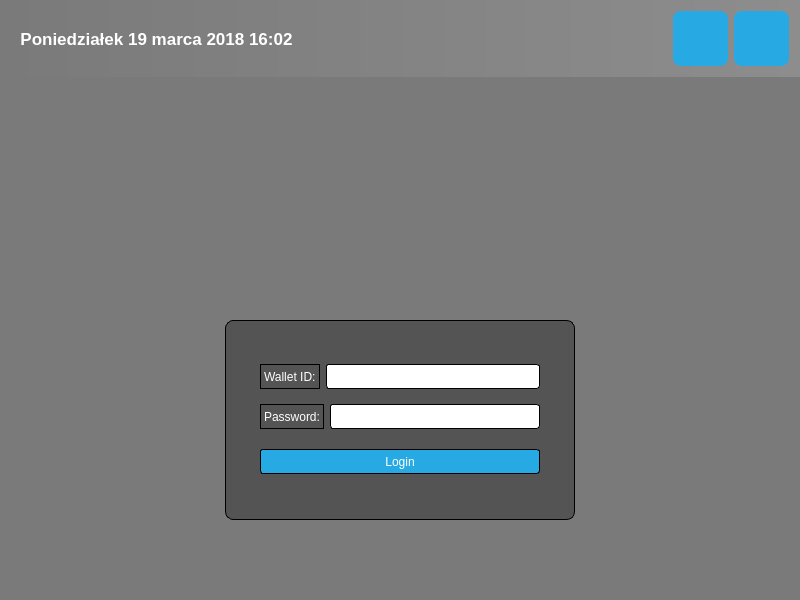
Qt form loginwindow.ui (kratek210/Blockchain-Client) before a commit.
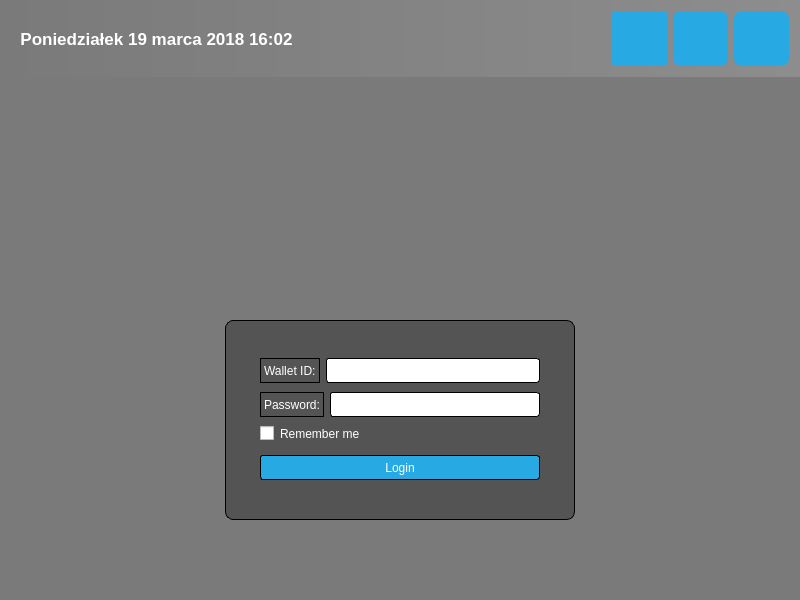
The same form after that commit. Icons and pictures are not drawn.

What changed in the file:
```diff
--- a/loginwindow.ui
+++ b/loginwindow.ui
@@ -86,6 +86,22 @@
         </property>
        </spacer>
       </item>
+      <item>
+       <widget class="QPushButton" name="settingsButton">
+        <property name="minimumSize">
+         <size>
+          <width>55</width>
+          <height>55</height>
+         </size>
+        </property>
+        <property name="styleSheet">
+         <string notr="true">background-image: url(:/res/settings.png);</string>
+        </property>
+        <property name="text">
+         <string/>
+        </property>
+       </widget>
+      </item>
       <item>
        <widget class="QPushButton" name="refreshButton">
         <property name="sizePolicy">
@@ -272,6 +288,17 @@
           </item>
          </layout>
         </item>
+        <item>
+         <widget class="QCheckBox" name="passCheckBox">
+          <property name="styleSheet">
+           <string notr="true">border: 0px;
+color: white;</string>
+          </property>
+          <property name="text">
+           <string>Remember me</string>
+          </property>
+         </widget>
+        </item>
         <item>
          <spacer name="verticalSpacer_2">
           <property name="orientation">
```
